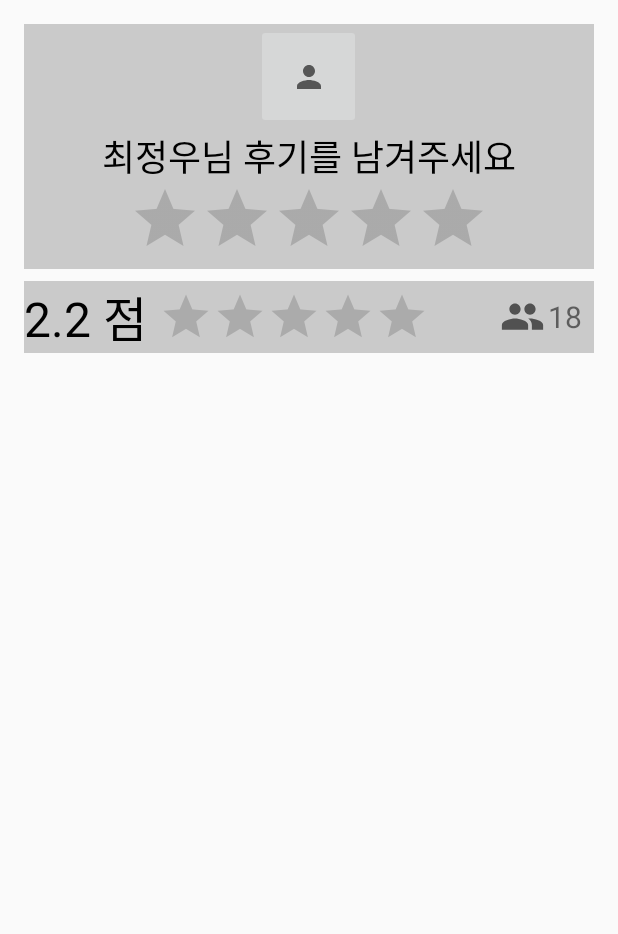
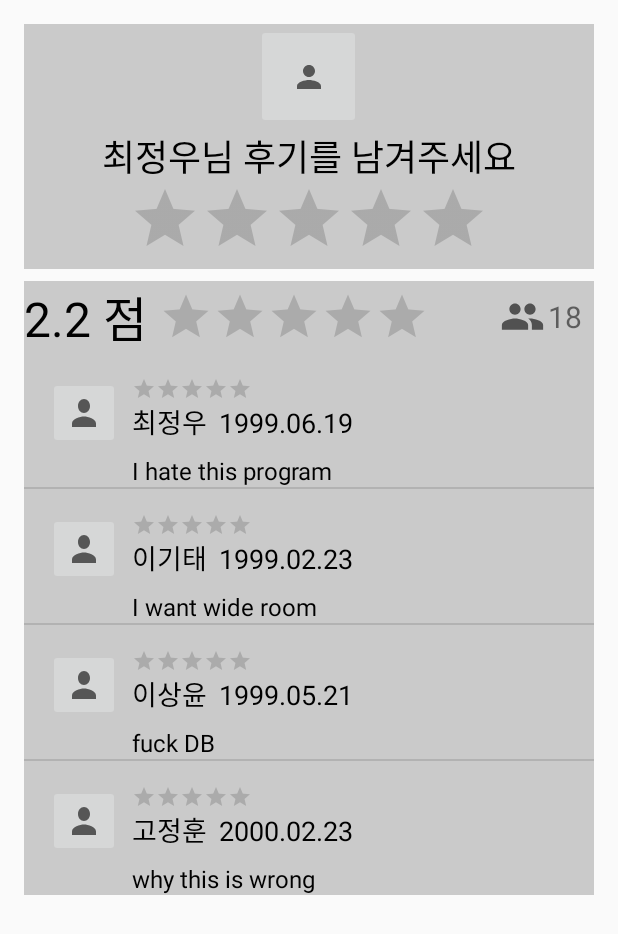
Before and after one commit to Choi-Ju12g/UntactHackathon, an Android app: the BoardActivity screen opened directly, with no data from a screen before it, on a phone screen of 412 x 824 dp. Shown: the top 934 px of the screen. Run offline under Robolectric (Android 15) with nearby library versions, the phone set to English and light mode, and no system bars.

Commit message:
second test/board.v1 success

```diff
--- a/app/src/main/java/com/example/howmanyseats/BoardActivity.java
+++ b/app/src/main/java/com/example/howmanyseats/BoardActivity.java
@@ -2,56 +2,86 @@ package com.example.howmanyseats;
 
 import androidx.appcompat.app.AppCompatActivity;
 
+import android.content.Context;
 import android.os.Bundle;
+import android.view.LayoutInflater;
 import android.view.View;
 import android.view.ViewGroup;
 import android.widget.BaseAdapter;
+import android.widget.ImageButton;
 import android.widget.ListView;
+import android.widget.TextView;
 
 import java.util.ArrayList;
 
 public class BoardActivity extends AppCompatActivity {
+    ArrayList<userComment> commentDataList;
 
     @Override
     protected void onCreate(Bundle savedInstanceState) {
         super.onCreate(savedInstanceState);
         setContentView(R.layout.activity_board);
+        this.initData();
 
-        ListView listView = findViewById(R.id.lv_userComment);
-
-        MyAdapter adapter = new MyAdapter();
-        adapter.addItem(new userComment("최정우","1999.06.19","I hate this program",3));
-        adapter.addItem(new userComment("이기태","1999.02.23","I want wide room",1));
-        adapter.addItem(new userComment("이상윤","1999.05.21","fuck DB",5));
-        adapter.addItem(new userComment("고정훈","2000.02.23","why this is wrong",2));
+        ListView listView = (ListView) findViewById(R.id.uc_lv_userComment);
+        MyAdapter adapter = new MyAdapter(this,commentDataList);
         listView.setAdapter(adapter);
-
     }
 
     class MyAdapter extends BaseAdapter{
-        private ArrayList<userComment> comments = new ArrayList<>();
+        ArrayList<userComment> comments;
+        Context mContext = null;
+        LayoutInflater mLayoutInflater = null;
+
+        public MyAdapter(Context c,ArrayList<userComment> data){
+            mContext = c;
+            comments = data;
+            mLayoutInflater = LayoutInflater.from(mContext);
+        }
 
         public void addItem(userComment comment){
             comments.add(comment);
         }
         @Override
         public int getCount() {
-            return 0;
+            return comments.size();
         }
 
         @Override
         public Object getItem(int position) {
-            return null;
+            return comments.get(position);
         }
 
         @Override
         public long getItemId(int position) {
-            return 0;
+            return position;
         }
 
         @Override
         public View getView(int position, View convertView, ViewGroup parent) {
-            return null;
+            View view = mLayoutInflater.inflate(R.layout.user_comment,null);
+
+            ImageButton profile;
+            TextView username,date,comment;
+            profile = (ImageButton)view.findViewById(R.id.uc_profile_btn);
+            username = (TextView) view.findViewById(R.id.uc_username);
+            date = (TextView) view.findViewById(R.id.uc_date);
+            comment = (TextView) view.findViewById(R.id.uc_comment);
+
+            //profile.setImageDrawable(comments.get(position));
+            username.setText(comments.get(position).getUser_name());
+            date.setText(comments.get(position).getDate());
+            comment.setText(comments.get(position).getComment());
+
+            return view;
         }
     }
+
+    public void initData(){
+        commentDataList = new ArrayList<userComment>();
+        commentDataList.add(new userComment("최정우","1999.06.19","I hate this program",3));
+        commentDataList.add(new userComment("이기태","1999.02.23","I want wide room",1));
+        commentDataList.add(new userComment("이상윤","1999.05.21","fuck DB",5));
+        commentDataList.add(new userComment("고정훈","2000.02.23","why this is wrong",2));
+    }
 }
--- a/app/src/main/res/layout/activity_board.xml
+++ b/app/src/main/res/layout/activity_board.xml
@@ -87,7 +87,7 @@ android:orientation="vertical">
         </LinearLayout>
 
         <ListView
-            android:id="@+id/lv_userComment"
+            android:id="@+id/uc_lv_userComment"
             android:layout_width="match_parent"
             android:layout_height="wrap_content"
             android:overScrollMode="never"
```
